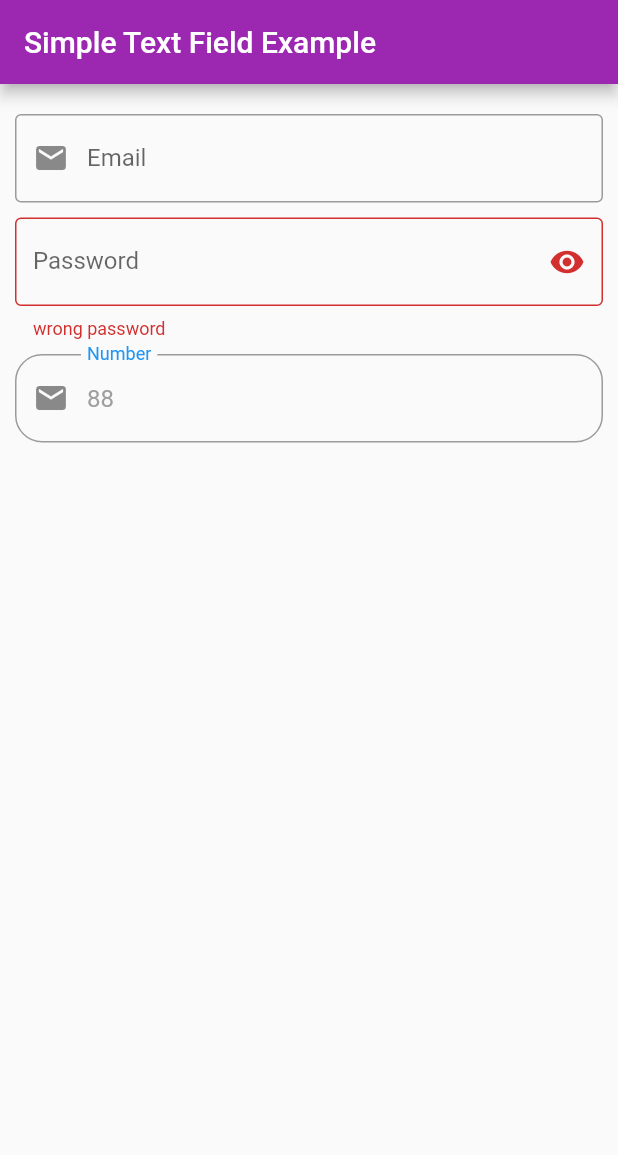
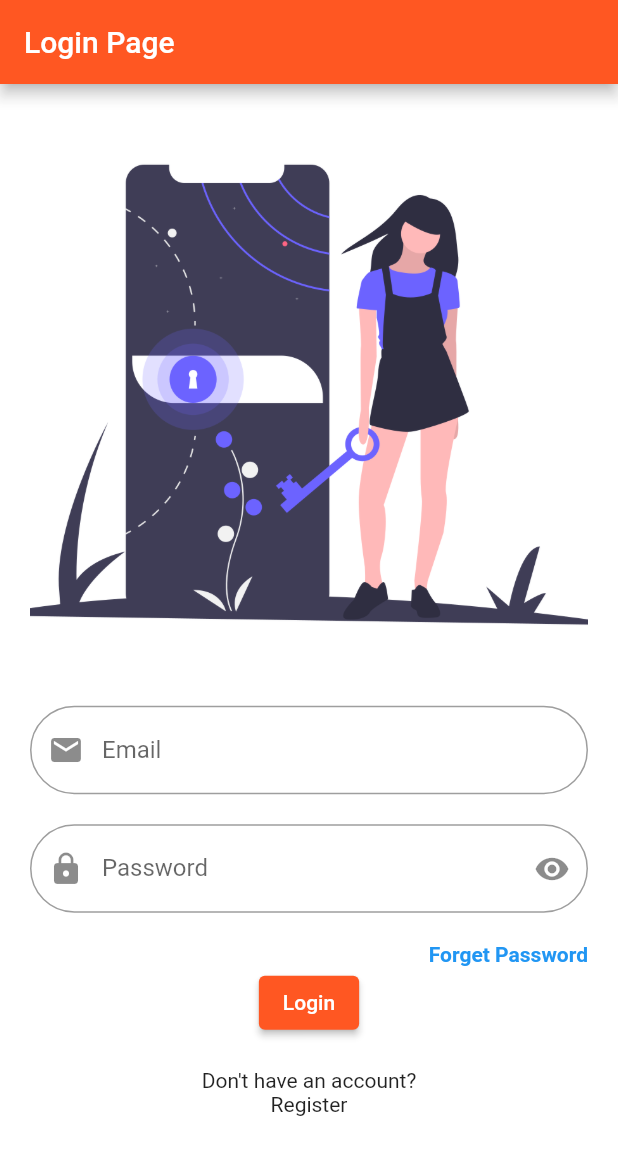
Before and after one commit to nmkawcher/SdmgFlutter53, a Flutter app: the screen it shows after launch, on a phone screen of 412 x 824 dp. Shown: the top 1155 px of the screen. Run offline on Flutter 3.47's test engine with Material 2 defaults, Android fonts, the phone set to English and light mode, and no system bars; missing offline and left inert: dart:js; key blocks and very long unbroken strings in the code were emptied for the run.

Commit message:
day30 complete

```diff
--- a/lib/main.dart
+++ b/lib/main.dart
@@ -1,6 +1,9 @@
 import 'package:flutter/material.dart';
 import 'package:sdmgflutter53/e_commerce_single_product_design.dart';
+import 'package:sdmgflutter53/future_async_await_example/async_operation_example.dart';
 import 'package:sdmgflutter53/list_view_example.dart';
+import 'package:sdmgflutter53/media_query/login_page.dart';
+import 'package:sdmgflutter53/media_query/media_query_example.dart';
 import 'package:sdmgflutter53/messenger_ui.dart';
 import 'package:sdmgflutter53/profile_ui.dart';
 import 'package:sdmgflutter53/route_example/first_page.dart';
@@ -10,7 +13,7 @@ import 'package:sdmgflutter53/text_field/simple_text_field_example.dart';
 
 import 'listview_builder_example.dart';
 
-void main(){
+void main() {
   runApp(MyApp());
 }
 
@@ -23,21 +26,62 @@ class MyApp extends StatelessWidget {
       title: "Title",
       debugShowCheckedModeBanner: false,
       theme: ThemeData(
-        primarySwatch: Colors.purple
-      ),
-     // routes: {'/contact': (ctx) => Contact()},
+          primarySwatch: Colors.purple,
+          primaryColor: Colors.deepOrange,
+          colorScheme: ColorScheme.fromSwatch(primarySwatch: Colors.deepOrange)
+              .copyWith(secondary: Colors.green),
+          secondaryHeaderColor: Colors.white,
+          splashColor: Colors.white,
+          accentColor: Colors.deepOrange,
+          scaffoldBackgroundColor: Colors.blue,
+          textTheme: TextTheme(
+            bodyText1: TextStyle(color: Colors.white, fontSize: 20),
+            headline1:
+                TextStyle(color: Theme.of(context).accentColor, fontSize: 20),
+            headline2:
+                TextStyle(color: Theme.of(context).primaryColor, fontSize: 22),
+          )),
+      // routes: {'/contact': (ctx) => Contact()},
 
-     /* initialRoute: FirstPage.routesName,
+      /* initialRoute: FirstPage.routesName,
        routes: routes,*/
       /*initialRoute: FirstPage.routesName,
      routes: routes1,*/
-      home: SimpleTextFieldExample(),
-
+      home: LoginPage(),
     );
   }
 }
 
+class ThemeExample extends StatelessWidget {
+  const ThemeExample({Key? key}) : super(key: key);
 
+  @override
+  Widget build(BuildContext context) {
+    return Scaffold(
+      appBar: AppBar(
+        title: Text(
+          "This is an appBar",
+          style: Theme.of(context).textTheme.bodyText1,
+        ),
+      ),
+      body: Center(
+        child: Text(
+          "Center text",
+          style: Theme.of(context)
+              .textTheme
+              .bodyText1!
+              .copyWith(color: Colors.deepOrange),
+        ),
+      ),
+      floatingActionButton: FloatingActionButton(
+        backgroundColor:
+            Theme.of(context).copyWith(accentColor: Colors.blue).accentColor,
+        child: Icon(Icons.add),
+        onPressed: () {},
+      ),
+    );
+  }
+}
 
 /*class MyHomePage extends StatelessWidget {
   const MyHomePage({Key? key}) : super(key: key);
@@ -52,14 +96,14 @@ class MyApp extends StatelessWidget {
             width: double.infinity,
             color: Colors.greenAccent,
           ),
-          *//*  Container(
+          */ /*  Container(
               height: 420,
               width: double.infinity,
               decoration: BoxDecoration(
                 borderRadius: BorderRadius.only(bottomLeft: Radius.circular(30),bottomRight: Radius.circular(30)),
                 color: Colors.white
               ),
-            ),*//*
+            ),*/ /*
           Container(
             alignment: Alignment.topRight,
             height: 300,
@@ -97,13 +141,6 @@ class MyApp extends StatelessWidget {
     );
   }
 }*/
-
-
-
-
-
-
-
 
 /*class HomePage extends StatefulWidget {
   const HomePage({Key? key}) : super(key: key);
--- /dev/null
+++ b/lib/media_query/login_page.dart
@@ -0,0 +1,96 @@
+import 'dart:core';
+
+import 'package:flutter/material.dart';
+
+class LoginPage extends StatelessWidget {
+  LoginPage({Key? key}) : super(key: key);
+
+  double height = 0.0;
+  double width = 0.0;
+
+  @override
+  Widget build(BuildContext context) {
+    height = MediaQuery.of(context).size.height;
+    width = MediaQuery.of(context).size.width;
+    return SafeArea(
+        child: Scaffold(
+      backgroundColor: Colors.white10,
+      appBar: AppBar(
+        title: Text("Login Page"),
+      ),
+      body: Body(height, width),
+    ));
+  }
+}
+
+class Body extends StatelessWidget {
+  late var height;
+  late var width;
+
+  Body(this.height, this.width, {Key? key}) : super(key: key);
+
+  @override
+  Widget build(BuildContext context) {
+    return SizedBox(
+      width: width,
+      child: Padding(
+        padding: const EdgeInsets.all(20.0),
+        child: SingleChildScrollView(
+          physics: ScrollPhysics(),
+          child: Column(
+            children: [
+              Image.asset(
+                "assets/images/unlock.png",
+                width: width,
+                height: height / 2.2,
+                fit: BoxFit.cover,
+              ),
+              SizedBox(
+                height: 20,
+              ),
+              TextField(
+                decoration: InputDecoration(
+                    border: OutlineInputBorder(
+                        borderRadius: BorderRadius.circular(30)),
+                    prefixIcon: Icon(Icons.email),
+                    hintText: "ex@gmail.com",
+                    labelText: "Email",
+                    floatingLabelBehavior: FloatingLabelBehavior.auto),
+              ),
+              SizedBox(
+                height: 20,
+              ),
+              TextField(
+                decoration: InputDecoration(
+                    border: OutlineInputBorder(
+                        borderRadius: BorderRadius.circular(30)),
+                    prefixIcon: Icon(Icons.lock),
+                    hintText: "ex.12gg",
+                    labelText: "Password",
+                    floatingLabelBehavior: FloatingLabelBehavior.auto,
+                    suffixIcon: Icon(Icons.visibility)),
+                obscureText: true,
+              ),
+              SizedBox(height: 20,),
+              Align(
+                alignment:Alignment.centerRight,
+                child: Text("Forget Password",style: TextStyle(
+                  color: Colors.blue,
+                  fontWeight: FontWeight.bold,
+                ),),
+              ),
+              ElevatedButton(
+                  onPressed: () {},
+                  child: Text("Login")
+              ),
+              SizedBox(
+                height: 20,
+              ),
+              Text("Don't have an account?\nRegister",textAlign: TextAlign.center)
+            ],
+          ),
+        ),
+      ),
+    );
+  }
+}
```
Also changed, not shown: lib/future_async_await_example/async_operation_example.dart (added, +74 -0 lines), lib/media_query/media_query_example.dart (added, +83 -0 lines), assets/images/undraw_Access_account_re_8spm.png (added), assets/images/undraw_Mobile_login_re_9ntv.png (added), assets/images/undraw_my_password_d6kg.png (added), assets/images/undraw_visionary_technology_33jy.png (added), assets/images/unlock.png (added).
